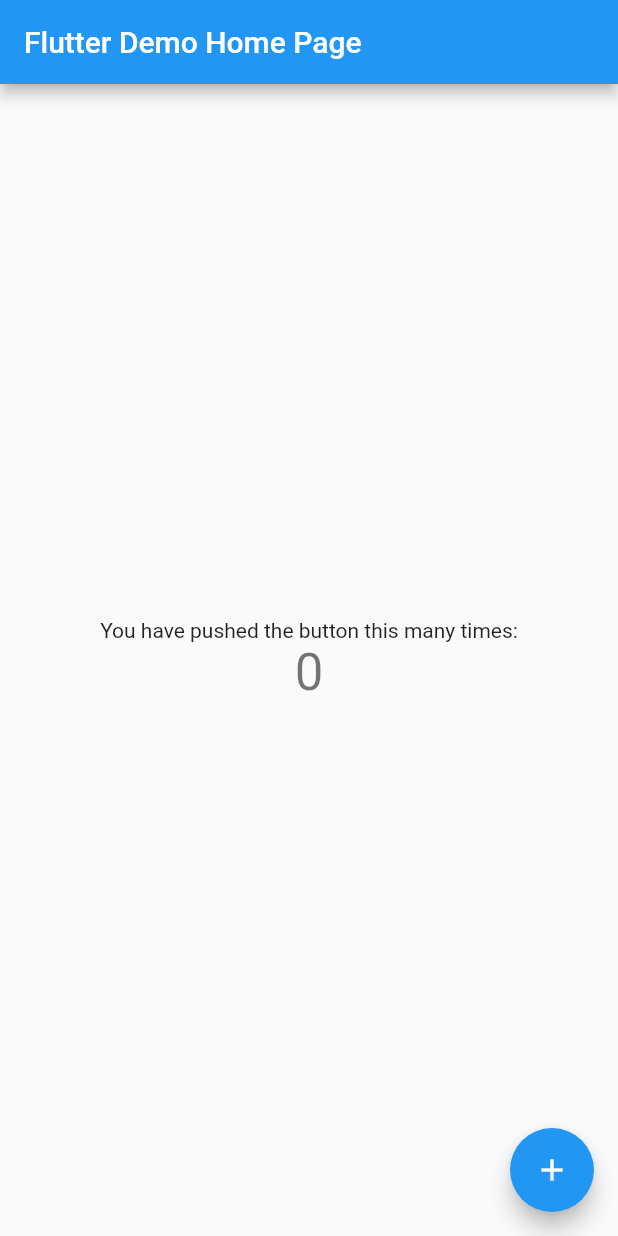
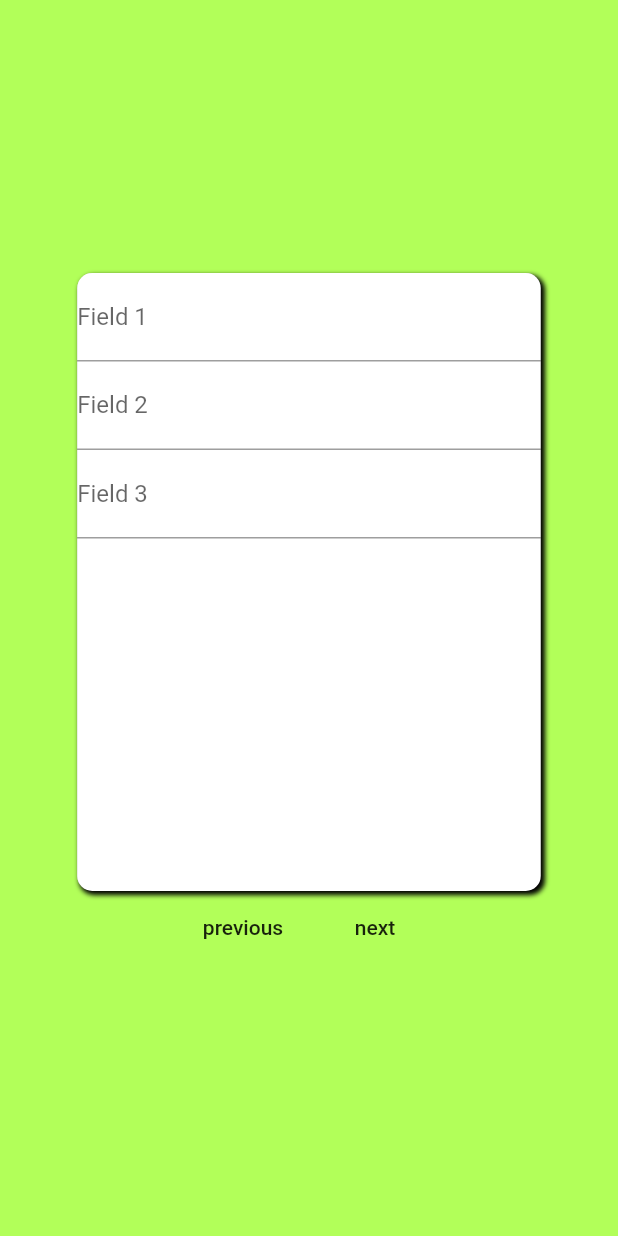
Before and after one commit to tamhiupanTam/flutter-play-gallery, a Flutter app: the screen it shows after launch, on a phone screen of 412 x 824 dp. Run offline on Flutter 3.47's test engine with Material 2 defaults, Android fonts, the phone set to English and light mode, and no system bars.

Commit message:
page_filp initl commit

```diff
--- a/flutter_play_gallery/lib/main.dart
+++ b/flutter_play_gallery/lib/main.dart
@@ -1,23 +1,15 @@
 import 'package:flutter/material.dart';
+import 'package:flutter_play_gallery/page_flip.dart';
 
 void main() => runApp(MyApp());
 
 class MyApp extends StatelessWidget {
-  // This widget is the root of your application.
+
   @override
   Widget build(BuildContext context) {
     return MaterialApp(
       title: 'Flutter Demo',
       theme: ThemeData(
-        // This is the theme of your application.
-        //
-        // Try running your application with "flutter run". You'll see the
-        // application has a blue toolbar. Then, without quitting the app, try
-        // changing the primarySwatch below to Colors.green and then invoke
-        // "hot reload" (press "r" in the console where you ran "flutter run",
-        // or simply save your changes to "hot reload" in a Flutter IDE).
-        // Notice that the counter didn't reset back to zero; the application
-        // is not restarted.
         primarySwatch: Colors.blue,
       ),
       home: MyHomePage(title: 'Flutter Demo Home Page'),
@@ -28,15 +20,6 @@ class MyApp extends StatelessWidget {
 class MyHomePage extends StatefulWidget {
   MyHomePage({Key key, this.title}) : super(key: key);
 
-  // This widget is the home page of your application. It is stateful, meaning
-  // that it has a State object (defined below) that contains fields that affect
-  // how it looks.
-
-  // This class is the configuration for the state. It holds the values (in this
-  // case the title) provided by the parent (in this case the App widget) and
-  // used by the build method of the State. Fields in a Widget subclass are
-  // always marked "final".
-
   final String title;
 
   @override
@@ -44,68 +27,14 @@ class MyHomePage extends StatefulWidget {
 }
 
 class _MyHomePageState extends State<MyHomePage> {
-  int _counter = 0;
 
-  void _incrementCounter() {
-    setState(() {
-      // This call to setState tells the Flutter framework that something has
-      // changed in this State, which causes it to rerun the build method below
-      // so that the display can reflect the updated values. If we changed
-      // _counter without calling setState(), then the build method would not be
-      // called again, and so nothing would appear to happen.
-      _counter++;
-    });
-  }
 
   @override
   Widget build(BuildContext context) {
-    // This method is rerun every time setState is called, for instance as done
-    // by the _incrementCounter method above.
-    //
-    // The Flutter framework has been optimized to make rerunning build methods
-    // fast, so that you can just rebuild anything that needs updating rather
-    // than having to individually change instances of widgets.
+
     return Scaffold(
-      appBar: AppBar(
-        // Here we take the value from the MyHomePage object that was created by
-        // the App.build method, and use it to set our appbar title.
-        title: Text(widget.title),
-      ),
-      body: Center(
-        // Center is a layout widget. It takes a single child and positions it
-        // in the middle of the parent.
-        child: Column(
-          // Column is also layout widget. It takes a list of children and
-          // arranges them vertically. By default, it sizes itself to fit its
-          // children horizontally, and tries to be as tall as its parent.
-          //
-          // Invoke "debug painting" (press "p" in the console, choose the
-          // "Toggle Debug Paint" action from the Flutter Inspector in Android
-          // Studio, or the "Toggle Debug Paint" command in Visual Studio Code)
-          // to see the wireframe for each widget.
-          //
-          // Column has various properties to control how it sizes itself and
-          // how it positions its children. Here we use mainAxisAlignment to
-          // center the children vertically; the main axis here is the vertical
-          // axis because Columns are vertical (the cross axis would be
-          // horizontal).
-          mainAxisAlignment: MainAxisAlignment.center,
-          children: <Widget>[
-            Text(
-              'You have pushed the button this many times:',
-            ),
-            Text(
-              '$_counter',
-              style: Theme.of(context).textTheme.display1,
-            ),
-          ],
-        ),
-      ),
-      floatingActionButton: FloatingActionButton(
-        onPressed: _incrementCounter,
-        tooltip: 'Increment',
-        child: Icon(Icons.add),
-      ), // This trailing comma makes auto-formatting nicer for build methods.
+
+      body: RegistrationMainPage(),
     );
   }
 }
--- /dev/null
+++ b/flutter_play_gallery/lib/page_flip.dart
@@ -0,0 +1,163 @@
+import 'dart:math';
+import 'package:flutter/material.dart';
+import 'dart:async';
+
+class RegistrationMainPage extends StatefulWidget {
+  @override
+  State<StatefulWidget> createState() => RegistrationMainPageState();
+}
+
+class RegistrationMainPageState extends State<RegistrationMainPage>
+    with TickerProviderStateMixin {
+  PageController _pageController;
+  AnimationController rotateAnimationController;
+  Animation rotationAngle;
+  int currentPage;
+
+  @override
+  void initState() {
+    currentPage = 0;
+    _pageController = PageController(initialPage: 0, keepPage: true);
+    rotateAnimationController = AnimationController(
+        vsync: this, duration: const Duration(milliseconds: 300));
+    rotationAngle = Tween<double>(begin: 0.0, end:  pi / 2.0)
+        .animate(rotateAnimationController)
+      ..addListener(() {
+        setState(() {});
+      })
+      ..addStatusListener((status) {
+        if (status == AnimationStatus.completed) {
+          setState(() {
+            currentPage ++;
+          });
+        }
+      });
+    super.initState();
+  }
+
+  @override
+  void dispose() {
+    _pageController.dispose();
+    rotateAnimationController.dispose();
+    super.dispose();
+  }
+
+  @override
+  Widget build(BuildContext context) {
+    return Scaffold(
+      body: PageView(
+        controller: _pageController,
+        children: <Widget>[
+          Container(
+            decoration: BoxDecoration(
+              color: Colors.lightGreenAccent,
+            ),
+            child: LayoutBuilder(builder: (buildContext, constraint) {
+              return
+                Column(
+                  mainAxisAlignment: MainAxisAlignment.center,
+                  children: <Widget>[
+                    Stack(
+                      children: <Widget>[
+                        Transform(
+                          transform: Matrix4.identity()
+                          // ..setEntry(3, 2, 0.0005)
+                          // ..rotateX (-rotationAngle.value * 2.0)
+                          //  ..rotateY(rotationAngle.value)
+                          ,
+                          alignment: Alignment.topLeft,
+                          child: Center(
+                            child: Container(
+                              decoration: BoxDecoration(
+                                  color: Colors.white,
+                                  borderRadius: BorderRadius.all(Radius.circular(10.0))),
+                              height: constraint.maxHeight / 2.0,
+                              width: constraint.maxWidth * 3.0 / 4.0,
+                              child: Column(
+                                children: <Widget>[
+                                  TextFormField(
+                                    decoration: InputDecoration(labelText: "Field 4"),
+                                  ),
+                                  TextFormField(
+                                    decoration: InputDecoration(labelText: "Field 5"),
+                                  ),
+                                  TextFormField(
+                                    decoration: InputDecoration(labelText: "Field 6"),
+                                  )
+                                ],
+                              ),
+                            ),
+                          ),
+                        ),
+                        currentPage != 0 ? Container() :
+                        Transform(
+                          transform: Matrix4.identity()
+                          // ..setEntry(3, 2, 0.001)  perspective : set row 3 col 2 means inverse pixel of 0.001 on z axis
+                            ..rotateX (-rotationAngle.value )
+                            ..rotateY(rotationAngle.value),
+                          alignment: Alignment.topLeft,
+                          child: Center(
+                            child: Container(
+                              decoration: BoxDecoration(
+                                  boxShadow: [BoxShadow(blurRadius: 2.0,spreadRadius: 0.5,offset: Offset(2.0, 2.0))],
+                                  color: Colors.white,
+                                  borderRadius: BorderRadius.all(Radius.circular(10.0))),
+                              height: constraint.maxHeight / 2.0,
+                              width: constraint.maxWidth * 3.0 / 4.0,
+                              child: Column(
+                                children: <Widget>[
+                                  TextFormField(
+                                    decoration: InputDecoration(labelText: "Field 1"),
+                                  ),
+                                  TextFormField(
+                                    decoration: InputDecoration(labelText: "Field 2"),
+                                  ),
+                                  TextFormField(
+                                    decoration: InputDecoration(labelText: "Field 3"),
+                                  )
+                                ],
+                              ),
+                            ),
+                          ),
+                        ),
+                      ],
+                    )
+                    ,
+                    Row(
+                      mainAxisAlignment: MainAxisAlignment.center,
+                      children: <Widget>[
+                        FlatButton(
+                          child: Text("previous"),
+                          onPressed: (){
+                            setState(() {
+                              currentPage = 0;
+                              rotateAnimationController.reverse();
+                            });
+                          },
+                        ),
+                        FlatButton(
+                          child: Text("next"),
+                          onPressed: (){
+                            setState(() {
+                              currentPage = 0;
+                              rotateAnimationController.forward(from: 0.0);
+                            });
+                          },
+                        )
+                      ],)
+                  ],
+                )
+              ;
+            }),
+          ),
+          Center(
+            child: Text("page2"),
+          ),
+          Center(
+            child: Text("page3"),
+          )
+        ],
+      ),
+    );
+  }
+}
```
